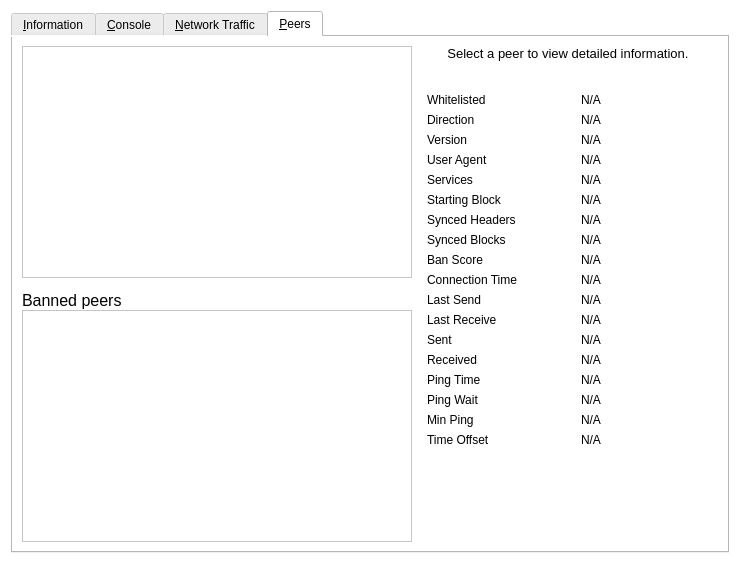
Above: src/qt/forms/debugwindow.ui from nutucoin/NutucoinV2 before the change. Below: the same form after it.
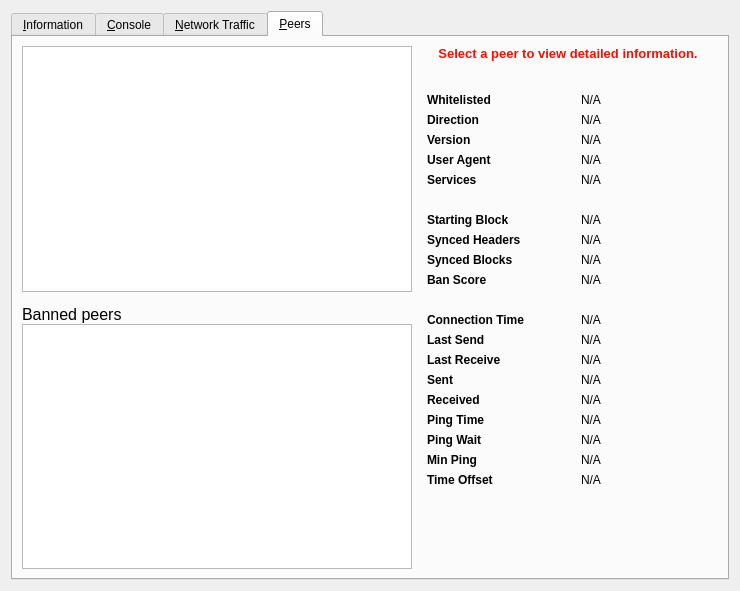
That is the form after the change. The open tabs and pages were chosen to show the change. Icons and pictures are not drawn. Custom widgets are drawn as their Qt base class.

Commit message: Update GUI for 'Network Traffic' tab and 'Peers' tab

```diff
--- a/src/qt/forms/debugwindow.ui
+++ b/src/qt/forms/debugwindow.ui
@@ -7,16 +7,14 @@
     <x>0</x>
     <y>0</y>
     <width>740</width>
-    <height>564</height>
+    <height>591</height>
    </rect>
   </property>
   <property name="windowTitle">
    <string>Debug window</string>
   </property>
   <property name="styleSheet">
-   <string notr="true">QWidget {
-background: #ffffff;
-}</string>
+   <string notr="true"/>
   </property>
   <layout class="QVBoxLayout" name="verticalLayout_2">
    <item>
@@ -1292,6 +1290,9 @@
          </property>
          <item>
           <widget class="QTableView" name="peerWidget">
+           <property name="styleSheet">
+            <string notr="true"/>
+           </property>
            <property name="horizontalScrollBarPolicy">
             <enum>Qt::ScrollBarAsNeeded</enum>
            </property>
@@ -1356,6 +1357,9 @@
              <verstretch>0</verstretch>
             </sizepolicy>
            </property>
+           <property name="styleSheet">
+            <string notr="true"/>
+           </property>
            <property name="horizontalScrollBarPolicy">
             <enum>Qt::ScrollBarAsNeeded</enum>
            </property>
@@ -1389,11 +1393,16 @@
          <property name="font">
           <font>
            <pointsize>10</pointsize>
+           <weight>75</weight>
+           <bold>true</bold>
           </font>
          </property>
          <property name="cursor">
           <cursorShape>IBeamCursor</cursorShape>
          </property>
+         <property name="styleSheet">
+          <string notr="true">QLabel {color: #ff0c00;}</string>
+         </property>
          <property name="text">
           <string>Select a peer to view detailed information.</string>
          </property>
@@ -1417,8 +1426,30 @@
           </size>
          </property>
          <layout class="QGridLayout" name="gridLayout_3">
+          <item row="5" column="0">
+           <spacer name="verticalSpacer_8">
+            <property name="orientation">
+             <enum>Qt::Vertical</enum>
+            </property>
+            <property name="sizeType">
+             <enum>QSizePolicy::Fixed</enum>
+            </property>
+            <property name="sizeHint" stdset="0">
+             <size>
+              <width>20</width>
+              <height>20</height>
+             </size>
+            </property>
+           </spacer>
+          </item>
           <item row="0" column="0">
            <widget class="QLabel" name="label_30">
+            <property name="font">
+             <font>
+              <weight>75</weight>
+              <bold>true</bold>
+             </font>
+            </property>
             <property name="text">
              <string>Whitelisted</string>
             </property>
@@ -1442,6 +1473,12 @@
           </item>
           <item row="1" column="0">
            <widget class="QLabel" name="label_23">
+            <property name="font">
+             <font>
+              <weight>75</weight>
+              <bold>true</bold>
+             </font>
+            </property>
             <property name="text">
              <string>Direction</string>
             </property>
@@ -1465,6 +1502,12 @@
           </item>
           <item row="2" column="0">
            <widget class="QLabel" name="label_21">
+            <property name="font">
+             <font>
+              <weight>75</weight>
+              <bold>true</bold>
+             </font>
+            </property>
             <property name="text">
              <string>Version</string>
             </property>
@@ -1488,6 +1531,12 @@
           </item>
           <item row="3" column="0">
            <widget class="QLabel" name="label_28">
+            <property name="font">
+             <font>
+              <weight>75</weight>
+              <bold>true</bold>
+             </font>
+            </property>
             <property name="text">
              <string>User Agent</string>
             </property>
@@ -1511,6 +1560,12 @@
           </item>
           <item row="4" column="0">
            <widget class="QLabel" name="label_4">
+            <property name="font">
+             <font>
+              <weight>75</weight>
+              <bold>true</bold>
+             </font>
+            </property>
             <property name="text">
              <string>Services</string>
             </property>
@@ -1532,14 +1587,20 @@
             </property>
            </widget>
           </item>
-          <item row="5" column="0">
+          <item row="6" column="0">
            <widget class="QLabel" name="label_29">
+            <property name="font">
+             <font>
+              <weight>75</weight>
+              <bold>true</bold>
+             </font>
+            </property>
             <property name="text">
              <string>Starting Block</string>
             </property>
            </widget>
           </item>
-          <item row="5" column="2">
+          <item row="6" column="2">
            <widget class="QLabel" name="peerHeight">
             <property name="cursor">
              <cursorShape>IBeamCursor</cursorShape>
@@ -1555,14 +1616,20 @@
             </property>
            </widget>
           </item>
-          <item row="6" column="0">
+          <item row="7" column="0">
            <widget class="QLabel" name="label_27">
+            <property name="font">
+             <font>
+              <weight>75</weight>
+              <bold>true</bold>
+             </font>
+            </property>
             <property name="text">
              <string>Synced Headers</string>
             </property>
            </widget>
           </item>
-          <item row="6" column="2">
+          <item row="7" column="2">
            <widget class="QLabel" name="peerSyncHeight">
             <property name="cursor">
              <cursorShape>IBeamCursor</cursorShape>
@@ -1578,14 +1645,20 @@
             </property>
            </widget>
           </item>
-          <item row="7" column="0">
+          <item row="8" column="0">
            <widget class="QLabel" name="label_25">
+            <property name="font">
+             <font>
+              <weight>75</weight>
+              <bold>true</bold>
+             </font>
+            </property>
             <property name="text">
              <string>Synced Blocks</string>
             </property>
            </widget>
           </item>
-          <item row="7" column="2">
+          <item row="8" column="2">
            <widget class="QLabel" name="peerCommonHeight">
             <property name="cursor">
              <cursorShape>IBeamCursor</cursorShape>
@@ -1601,14 +1674,20 @@
             </property>
            </widget>
           </item>
-          <item row="8" column="0">
+          <item row="9" column="0">
            <widget class="QLabel" name="label_24">
+            <property name="font">
+             <font>
+              <weight>75</weight>
+              <bold>true</bold>
+             </font>
+            </property>
             <property name="text">
              <string>Ban Score</string>
             </property>
            </widget>
           </item>
-          <item row="8" column="2">
+          <item row="9" column="2">
            <widget class="QLabel" name="peerBanScore">
             <property name="cursor">
              <cursorShape>IBeamCursor</cursorShape>
@@ -1624,14 +1703,20 @@
             </property>
            </widget>
           </item>
-          <item row="9" column="0">
+          <item row="11" column="0">
            <widget class="QLabel" name="label_22">
+            <property name="font">
+             <font>
+              <weight>75</weight>
+              <bold>true</bold>
+             </font>
+            </property>
             <property name="text">
              <string>Connection Time</string>
             </property>
            </widget>
           </item>
-          <item row="9" column="2">
+          <item row="11" column="2">
            <widget class="QLabel" name="peerConnTime">
             <property name="cursor">
              <cursorShape>IBeamCursor</cursorShape>
@@ -1647,14 +1732,20 @@
             </property>
            </widget>
           </item>
-          <item row="10" column="0">
+          <item row="12" column="0">
            <widget class="QLabel" name="label_15">
+            <property name="font">
+             <font>
+              <weight>75</weight>
+              <bold>true</bold>
+             </font>
+            </property>
             <property name="text">
              <string>Last Send</string>
             </property>
            </widget>
           </item>
-          <item row="10" column="2">
+          <item row="12" column="2">
            <widget class="QLabel" name="peerLastSend">
             <property name="cursor">
              <cursorShape>IBeamCursor</cursorShape>
@@ -1670,14 +1761,20 @@
             </property>
            </widget>
           </item>
-          <item row="11" column="0">
+          <item row="13" column="0">
            <widget class="QLabel" name="label_19">
+            <property name="font">
+             <font>
+              <weight>75</weight>
+              <bold>true</bold>
+             </font>
+            </property>
             <property name="text">
              <string>Last Receive</string>
             </property>
            </widget>
           </item>
-          <item row="11" column="2">
+          <item row="13" column="2">
            <widget class="QLabel" name="peerLastRecv">
             <property name="cursor">
              <cursorShape>IBeamCursor</cursorShape>
@@ -1693,14 +1790,20 @@
             </property>
            </widget>
           </item>
-          <item row="12" column="0">
+          <item row="14" column="0">
            <widget class="QLabel" name="label_18">
+            <property name="font">
+             <font>
+              <weight>75</weight>
+              <bold>true</bold>
+             </font>
+            </property>
             <property name="text">
              <string>Sent</string>
             </property>
            </widget>
           </item>
-          <item row="12" column="2">
+          <item row="14" column="2">
            <widget class="QLabel" name="peerBytesSent">
             <property name="cursor">
              <cursorShape>IBeamCursor</cursorShape>
@@ -1716,14 +1819,20 @@
             </property>
            </widget>
           </item>
-          <item row="13" column="0">
+          <item row="15" column="0">
            <widget class="QLabel" name="label_20">
+            <property name="font">
+             <font>
+              <weight>75</weight>
+              <bold>true</bold>
+             </font>
+            </property>
             <property name="text">
              <string>Received</string>
             </property>
            </widget>
           </item>
-          <item row="13" column="2">
+          <item row="15" column="2">
            <widget class="QLabel" name="peerBytesRecv">
             <property name="cursor">
              <cursorShape>IBeamCursor</cursorShape>
@@ -1739,14 +1848,20 @@
             </property>
            </widget>
           </item>
-          <item row="14" column="0">
+          <item row="16" column="0">
            <widget class="QLabel" name="label_26">
+            <property name="font">
+             <font>
+              <weight>75</weight>
+              <bold>true</bold>
+             </font>
+            </property>
             <property name="text">
              <string>Ping Time</string>
             </property>
            </widget>
           </item>
-          <item row="14" column="2">
+          <item row="16" column="2">
            <widget class="QLabel" name="peerPingTime">
             <property name="cursor">
              <cursorShape>IBeamCursor</cursorShape>
@@ -1762,8 +1877,14 @@
             </property>
            </widget>
           </item>
-          <item row="15" column="0">
+          <item row="17" column="0">
            <widget class="QLabel" name="peerPingWaitLabel">
+            <property name="font">
+             <font>
+              <weight>75</weight>
+              <bold>true</bold>
+             </font>
+            </property>
             <property name="toolTip">
              <string>The duration of a currently outstanding ping.</string>
             </property>
@@ -1772,7 +1893,7 @@
             </property>
            </widget>
           </item>
-          <item row="15" column="2">
+          <item row="17" column="2">
            <widget class="QLabel" name="peerPingWait">
             <property name="cursor">
              <cursorShape>IBeamCursor</cursorShape>
@@ -1788,14 +1909,20 @@
             </property>
            </widget>
           </item>
-          <item row="16" column="0">
+          <item row="18" column="0">
            <widget class="QLabel" name="peerMinPingLabel">
+            <property name="font">
+             <font>
+              <weight>75</weight>
+              <bold>true</bold>
+             </font>
+            </property>
             <property name="text">
              <string>Min Ping</string>
             </property>
            </widget>
           </item>
-          <item row="16" column="2">
+          <item row="18" column="2">
            <widget class="QLabel" name="peerMinPing">
             <property name="cursor">
              <cursorShape>IBeamCursor</cursorShape>
@@ -1811,14 +1938,33 @@
             </property>
            </widget>
           </item>
-          <item row="17" column="0">
+          <item row="20" column="1">
+           <spacer name="verticalSpacer_3">
+            <property name="orientation">
+             <enum>Qt::Vertical</enum>
+            </property>
+            <property name="sizeHint" stdset="0">
+             <size>
+              <width>20</width>
+              <height>40</height>
+             </size>
+            </property>
+           </spacer>
+          </item>
+          <item row="19" column="0">
            <widget class="QLabel" name="label_timeoffset">
+            <property name="font">
+             <font>
+              <weight>75</weight>
+              <bold>true</bold>
+             </font>
+            </property>
             <property name="text">
              <string>Time Offset</string>
             </property>
            </widget>
           </item>
-          <item row="17" column="2">
+          <item row="19" column="2">
            <widget class="QLabel" name="timeoffset">
             <property name="cursor">
              <cursorShape>IBeamCursor</cursorShape>
@@ -1834,15 +1980,18 @@
             </property>
            </widget>
           </item>
-          <item row="18" column="1">
-           <spacer name="verticalSpacer_3">
+          <item row="10" column="0">
+           <spacer name="verticalSpacer_9">
             <property name="orientation">
              <enum>Qt::Vertical</enum>
             </property>
+            <property name="sizeType">
+             <enum>QSizePolicy::Fixed</enum>
+            </property>
             <property name="sizeHint" stdset="0">
              <size>
               <width>20</width>
-              <height>40</height>
+              <height>20</height>
              </size>
             </property>
            </spacer>
```
Left out of the diff: 14 changed lines with no effect on the pictures. The commit also changes 1 other file.
